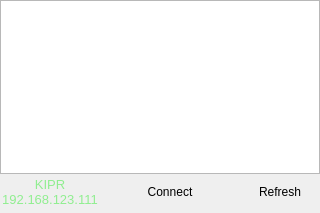
Old version of the form cbcui/ui/Wireless.ui in the repository kipr/cbc.
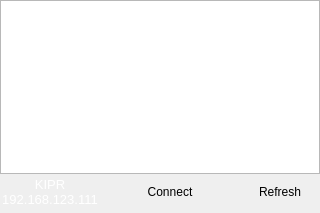
New version of the form. Icons and pictures are not drawn.

Diff of the .ui file:
```diff
--- a/cbcui/ui/Wireless.ui
+++ b/cbcui/ui/Wireless.ui
@@ -74,7 +74,7 @@
         </font>
        </property>
        <property name="styleSheet">
-        <string notr="true">color:lightGreen</string>
+        <string notr="true">color:white</string>
        </property>
        <property name="text">
         <string>KIPR
```
